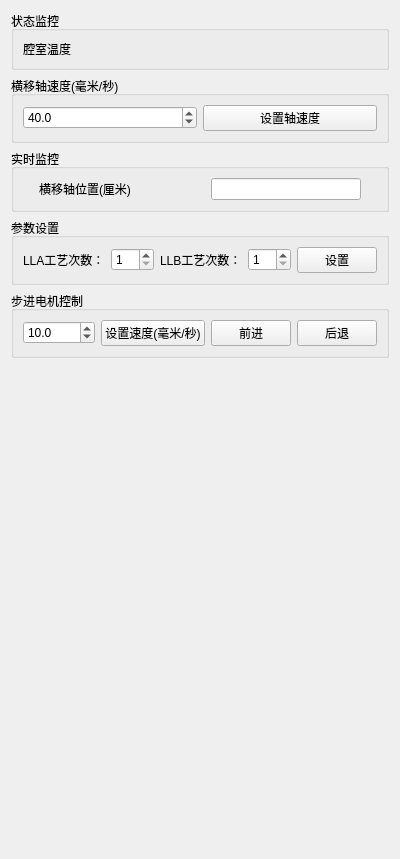
Above: device/src/PMCavity/fortrend_main_pm_cavity_subsystem_widget.ui from zhangzhenxi11/HL before the change. Below: the same form after it.
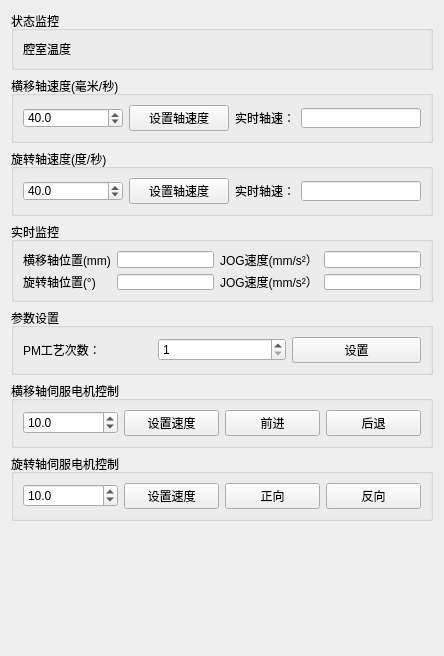
That is the form after the change.

Diff of the .ui file:
```diff
--- a/device/src/PMCavity/fortrend_main_pm_cavity_subsystem_widget.ui
+++ b/device/src/PMCavity/fortrend_main_pm_cavity_subsystem_widget.ui
@@ -2,34 +2,39 @@
 <ui version="4.0">
  <class>FortrendMainPMCavitySubsystem</class>
  <widget class="QWidget" name="FortrendMainPMCavitySubsystem">
+  <property name="enabled">
+   <bool>true</bool>
+  </property>
   <property name="geometry">
    <rect>
     <x>0</x>
     <y>0</y>
-    <width>400</width>
-    <height>859</height>
+    <width>444</width>
+    <height>656</height>
    </rect>
   </property>
   <property name="maximumSize">
    <size>
-    <width>400</width>
+    <width>600</width>
     <height>16777215</height>
    </size>
   </property>
   <property name="windowTitle">
    <string>Form</string>
   </property>
-  <layout class="QHBoxLayout" name="horizontalLayout">
+  <layout class="QVBoxLayout" name="verticalLayout_3">
    <item>
     <layout class="QVBoxLayout" name="verticalLayout_2">
      <item>
+      <layout class="QVBoxLayout" name="verticalLayout">
+       <item>
       <layout class="QVBoxLayout" name="status_layout"/>
      </item>
      <item>
       <widget class="QGroupBox" name="generate_state_group">
        <property name="maximumSize">
         <size>
-         <width>400</width>
+           <width>16777215</width>
          <height>16777215</height>
         </size>
        </property>
@@ -59,12 +64,24 @@
      </item>
      <item>
       <widget class="QGroupBox" name="groupBox_4">
+         <property name="maximumSize">
+          <size>
+           <width>16777215</width>
+           <height>80</height>
+          </size>
+         </property>
        <property name="title">
         <string>横移轴速度(毫米/秒)</string>
        </property>
        <layout class="QHBoxLayout" name="horizontalLayout_5">
         <item>
          <widget class="QDoubleSpinBox" name="speed_value_spx_z">
+            <property name="maximumSize">
+             <size>
+              <width>120</width>
+              <height>20</height>
+             </size>
+            </property>
           <property name="decimals">
            <number>1</number>
           </property>
@@ -89,29 +106,144 @@
           </property>
          </widget>
         </item>
+          <item>
+           <widget class="QLabel" name="label_7">
+            <property name="maximumSize">
+             <size>
+              <width>60</width>
+              <height>16</height>
+             </size>
+            </property>
+            <property name="text">
+             <string>实时轴速：</string>
+            </property>
+           </widget>
+          </item>
+          <item>
+           <widget class="QLineEdit" name="speed_realTime_speed_z">
+            <property name="enabled">
+             <bool>true</bool>
+            </property>
+            <property name="maximumSize">
+             <size>
+              <width>120</width>
+              <height>20</height>
+             </size>
+            </property>
+            <property name="readOnly">
+             <bool>true</bool>
+            </property>
+           </widget>
+          </item>
+         </layout>
+        </widget>
+       </item>
+       <item>
+        <widget class="QGroupBox" name="groupBox">
+         <property name="maximumSize">
+          <size>
+           <width>16777215</width>
+           <height>80</height>
+          </size>
+         </property>
+         <property name="title">
+          <string>旋转轴速度(度/秒)</string>
+         </property>
+         <layout class="QHBoxLayout" name="horizontalLayout">
+          <item>
+           <widget class="QDoubleSpinBox" name="speed_value_spx_r">
+            <property name="maximumSize">
+             <size>
+              <width>120</width>
+              <height>20</height>
+             </size>
+            </property>
+            <property name="decimals">
+             <number>1</number>
+            </property>
+            <property name="minimum">
+             <double>0.100000000000000</double>
+            </property>
+            <property name="maximum">
+             <double>150.000000000000000</double>
+            </property>
+            <property name="singleStep">
+             <double>0.100000000000000</double>
+            </property>
+            <property name="value">
+             <double>40.000000000000000</double>
+            </property>
+           </widget>
+          </item>
+          <item>
+           <widget class="QPushButton" name="set_speed_btn_r">
+            <property name="text">
+             <string>设置轴速度</string>
+            </property>
+           </widget>
+          </item>
+          <item>
+           <widget class="QLabel" name="label_8">
+            <property name="maximumSize">
+             <size>
+              <width>60</width>
+              <height>16</height>
+             </size>
+            </property>
+            <property name="text">
+             <string>实时轴速：</string>
+            </property>
+           </widget>
+          </item>
+          <item>
+           <widget class="QLineEdit" name="speed_realTime_speed_r">
+            <property name="maximumSize">
+             <size>
+              <width>120</width>
+              <height>20</height>
+             </size>
+            </property>
+            <property name="readOnly">
+             <bool>true</bool>
+            </property>
+           </widget>
+          </item>
        </layout>
       </widget>
      </item>
      <item>
       <widget class="QGroupBox" name="groupBox_5">
+         <property name="maximumSize">
+          <size>
+           <width>16777215</width>
+           <height>80</height>
+          </size>
+         </property>
        <property name="title">
         <string>实时监控</string>
        </property>
-       <layout class="QHBoxLayout" name="horizontalLayout_6">
-        <item>
-         <widget class="QLabel" name="label_5">
+         <layout class="QGridLayout" name="gridLayout_5">
+          <item row="1" column="0">
+           <widget class="QLabel" name="label_3">
+            <property name="text">
+             <string>旋转轴位置(°)</string>
+            </property>
+           </widget>
+          </item>
+          <item row="1" column="1">
+           <widget class="QLineEdit" name="axis_r_location">
           <property name="maximumSize">
            <size>
             <width>150</width>
             <height>50</height>
            </size>
           </property>
-          <property name="text">
-           <string>横移轴位置(厘米)</string>
+            <property name="readOnly">
+             <bool>true</bool>
           </property>
          </widget>
         </item>
-        <item>
+          <item row="0" column="1">
          <widget class="QLineEdit" name="axis_location">
           <property name="maximumSize">
            <size>
@@ -124,11 +256,58 @@
           </property>
          </widget>
         </item>
+          <item row="0" column="0">
+           <widget class="QLabel" name="label_5">
+            <property name="maximumSize">
+             <size>
+              <width>150</width>
+              <height>50</height>
+             </size>
+            </property>
+            <property name="text">
+             <string>横移轴位置(mm)</string>
+            </property>
+           </widget>
+          </item>
+          <item row="1" column="2">
+           <widget class="QLabel" name="label_10">
+            <property name="text">
+             <string>JOG速度(mm/s²）</string>
+            </property>
+           </widget>
+          </item>
+          <item row="0" column="2">
+           <widget class="QLabel" name="label_9">
+            <property name="text">
+             <string>JOG速度(mm/s²）</string>
+            </property>
+           </widget>
+          </item>
+          <item row="1" column="3">
+           <widget class="QLineEdit" name="speed_realTime_Jog_speed_r">
+            <property name="readOnly">
+             <bool>true</bool>
+            </property>
+           </widget>
+          </item>
+          <item row="0" column="3">
+           <widget class="QLineEdit" name="speed_realTime_Jog_speed_z">
+            <property name="readOnly">
+             <bool>true</bool>
+            </property>
+           </widget>
+          </item>
        </layout>
       </widget>
      </item>
      <item>
       <widget class="QGroupBox" name="groupBox_6">
+         <property name="maximumSize">
+          <size>
+           <width>16777215</width>
+           <height>120</height>
+          </size>
+         </property>
        <property name="title">
         <string>参数设置</string>
        </property>
@@ -136,29 +315,12 @@
         <item>
          <widget class="QLabel" name="label">
           <property name="text">
-           <string>LLA工艺次数：</string>
+             <string>PM工艺次数：</string>
           </property>
          </widget>
         </item>
         <item>
-         <widget class="QSpinBox" name="crft_count_lla">
-          <property name="minimum">
-           <number>1</number>
-          </property>
-          <property name="value">
-           <number>1</number>
-          </property>
-         </widget>
-        </item>
-        <item>
-         <widget class="QLabel" name="label_2">
-          <property name="text">
-           <string>LLB工艺次数：</string>
-          </property>
-         </widget>
-        </item>
-        <item>
-         <widget class="QSpinBox" name="crft_count_llb">
+           <widget class="QSpinBox" name="crft_count_pm">
           <property name="minimum">
            <number>1</number>
           </property>
@@ -179,11 +341,17 @@
      </item>
      <item>
       <widget class="QGroupBox" name="groupBox_7">
+         <property name="maximumSize">
+          <size>
+           <width>16777215</width>
+           <height>80</height>
+          </size>
+         </property>
        <property name="title">
-        <string>步进电机控制</string>
-       </property>
-       <layout class="QHBoxLayout" name="horizontalLayout_8">
-        <item>
+          <string>横移轴伺服电机控制</string>
+         </property>
+         <layout class="QGridLayout" name="gridLayout_2">
+          <item row="0" column="0">
          <widget class="QDoubleSpinBox" name="speed_value_turn">
           <property name="decimals">
            <number>1</number>
@@ -202,21 +370,21 @@
           </property>
          </widget>
         </item>
-        <item>
+          <item row="0" column="1">
          <widget class="QPushButton" name="set_turn_speed_btn">
           <property name="text">
-           <string>设置速度(毫米/秒)</string>
+             <string>设置速度</string>
           </property>
          </widget>
         </item>
-        <item>
+          <item row="0" column="2">
          <widget class="QPushButton" name="forward_btn">
           <property name="text">
            <string>前进</string>
           </property>
          </widget>
         </item>
-        <item>
+          <item row="0" column="3">
          <widget class="QPushButton" name="backward_btn">
           <property name="text">
            <string>后退</string>
@@ -227,14 +395,71 @@
       </widget>
      </item>
      <item>
+        <widget class="QGroupBox" name="groupBox_8">
+         <property name="maximumSize">
+          <size>
+           <width>16777215</width>
+           <height>80</height>
+          </size>
+         </property>
+         <property name="title">
+          <string>旋转轴伺服电机控制</string>
+         </property>
+         <layout class="QGridLayout" name="gridLayout_3">
+          <item row="0" column="0">
+           <widget class="QDoubleSpinBox" name="speed_value_r_axis_turn">
+            <property name="decimals">
+             <number>1</number>
+            </property>
+            <property name="minimum">
+             <double>1.000000000000000</double>
+            </property>
+            <property name="maximum">
+             <double>15.000000000000000</double>
+            </property>
+            <property name="singleStep">
+             <double>0.100000000000000</double>
+            </property>
+            <property name="value">
+             <double>10.000000000000000</double>
+            </property>
+           </widget>
+          </item>
+          <item row="0" column="1">
+           <widget class="QPushButton" name="set_r_axis_turn_speed_btn">
+            <property name="text">
+             <string>设置速度</string>
+            </property>
+           </widget>
+          </item>
+          <item row="0" column="2">
+           <widget class="QPushButton" name="positive_btn">
+            <property name="text">
+             <string>正向</string>
+            </property>
+           </widget>
+          </item>
+          <item row="0" column="3">
+           <widget class="QPushButton" name="negative_btn">
+            <property name="text">
+             <string>反向</string>
+            </property>
+           </widget>
+          </item>
+         </layout>
+        </widget>
+       </item>
+      </layout>
+     </item>
+     <item>
       <spacer name="verticalSpacer_2">
        <property name="orientation">
         <enum>Qt::Vertical</enum>
        </property>
        <property name="sizeHint" stdset="0">
         <size>
-         <width>20</width>
-         <height>40</height>
+         <width>17</width>
+         <height>217</height>
         </size>
        </property>
       </spacer>
```
Left out of the diff: 13 changed lines with no effect on the pictures. Lines whose indentation alone changed are shown as unchanged.
